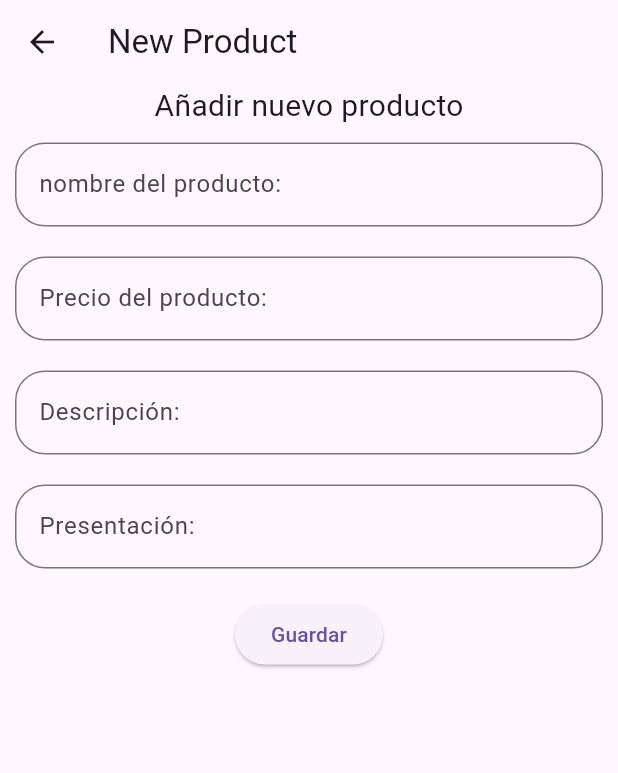
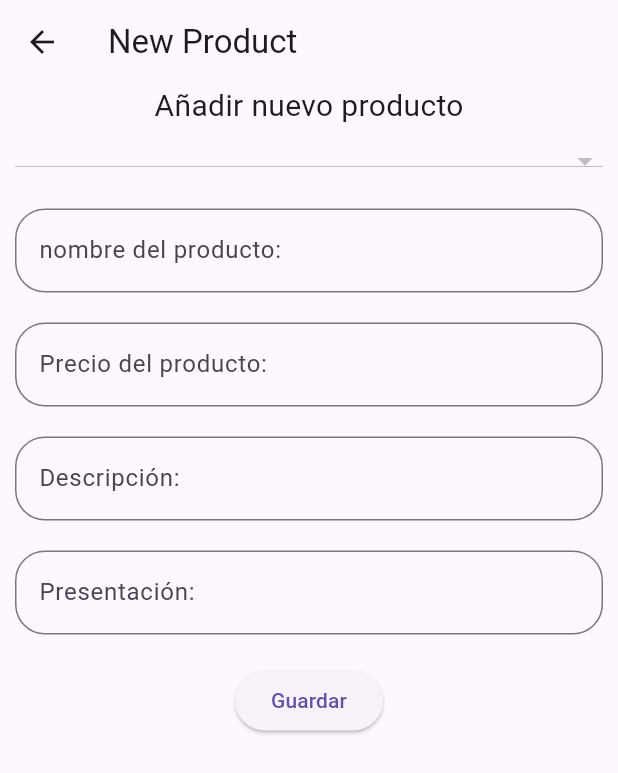
Before and after one commit to csparedes-pucesi/movil_pucetec_api, a Flutter app: the CreateProductPage screen opened directly, on a phone screen of 412 x 824 dp. Shown: the top 773 px of the screen. Run offline on Flutter 3.47's test engine with Material 3 defaults, Android fonts, the phone set to English and light mode, and no system bars; our stand-ins replace dio, flutter_riverpod, fluttertoast, go_router, shared_preferences; accounts and stored records are empty; network calls fail.

Commit message:
fork: branch dev-eduardo for updates

```diff
--- a/lib/pages/create_product_page.dart
+++ b/lib/pages/create_product_page.dart
@@ -1,10 +1,13 @@
 import 'package:flutter/material.dart';
 import 'package:flutter_riverpod/flutter_riverpod.dart';
 import 'package:fluttertoast/fluttertoast.dart';
+// import 'package:movil_pucetec_api/model/category_model.dart';
 import 'package:movil_pucetec_api/providers/new_product_provider.dart';
 
 class CreateProductPage extends ConsumerWidget {
   const CreateProductPage({super.key});
+
+  final isUpdating = false;
 
   @override
   Widget build(BuildContext context, WidgetRef ref) {
@@ -14,9 +17,15 @@ class CreateProductPage extends ConsumerWidget {
     final TextEditingController presentationController =
         TextEditingController();
 
+    final categoryProviderAsync = ref.watch(categoryProvider);
+    final categSelected = ref.watch(categorySelected);
+
     return Scaffold(
         appBar: AppBar(
-          title: const Text('New Product'),
+          title: isUpdating ? const Text('Update product') : const Text('New Product'),
+          actions: [
+            isUpdating ? IconButton(onPressed: (){}, icon: const Icon(Icons.delete)) : const SizedBox(),
+          ],
         ),
         body: Center(
           child: Column(
@@ -24,6 +33,30 @@ class CreateProductPage extends ConsumerWidget {
               const Text(
                 'Añadir nuevo producto',
                 style: TextStyle(fontSize: 20),
+              ),
+              Padding(
+                padding:
+                    const EdgeInsets.symmetric(horizontal: 10, vertical: 10),
+                child: DropdownButton(
+                    isExpanded: true,
+                    value: categSelected,
+                    items: categoryProviderAsync.when(
+                        data: (categories) => categories
+                            .map((category) => DropdownMenuItem(
+                                  value: category.id,
+                                  child: Text(category.name ?? 'Sin nombre'),
+                                ))
+                            .toList(),
+                        error: (_, __) => const [],
+                        loading: () => const []),
+                    onChanged: (val) {
+                      print(val);
+                      ref
+                          .read(categorySelected.notifier)
+                          .update((state) => val as String);
+
+                      // ref.read(categoryIdProvider.notifier).update((state) => null)
+                    }),
               ),
               Padding(
                 padding:
--- a/lib/providers/new_product_provider.dart
+++ b/lib/providers/new_product_provider.dart
@@ -1,12 +1,14 @@
 import 'package:dio/dio.dart';
 import 'package:flutter_riverpod/flutter_riverpod.dart';
 import 'package:movil_pucetec_api/config/shared_prefs.dart';
+import 'package:movil_pucetec_api/model/category_model.dart';
 
 final dioProvider = Provider<Dio>((ref) => Dio());
 final productNameProvider = StateProvider((ref) => '');
 final unitPriceProvider = StateProvider((ref) => '');
 final descriptionProvider = StateProvider((ref) => '');
 final presentationProvider = StateProvider((ref) => '');
+// final categoryIdProvider = StateProvider((ref) => '');
 
 final newProductProvider =
     FutureProvider.autoDispose<Map<String, dynamic>>((ref) async {
@@ -27,24 +29,63 @@ final newProductProvider =
         "unitPrice": unitPrice,
         "description": ref.watch(descriptionProvider),
         "presentation": ref.watch(presentationProvider),
-        "category": "656f9b908e9e07c4d066c199",
+        "category": ref.watch(categorySelected),
       },
     );
-    if (response.statusCode == 201) {
-      return <String, dynamic>{
-        "data": response.data,
-        "status": response.statusCode,
-      };
-    } else {
-      return <String, dynamic>{
-        "data": response.data,
-        "status": response.statusCode,
-      };
-    }
+    return <String, dynamic>{
+      "data": response.data,
+      "status": response.statusCode,
+    };
+    // if (response.statusCode == 201) {
+    //   return <String, dynamic>{
+    //     "data": response.data,
+    //     "status": response.statusCode,
+    //   };
+    // } else {
+    //   return <String, dynamic>{
+    //     "data": response.data,
+    //     "status": response.statusCode,
+    //   };
+    // }
   } catch (err) {
     return <String, dynamic>{
       "data": null,
       "status": 400,
+      "error": err.toString(),
     };
   }
 });
+
+final categorySelected = StateProvider<String?>((ref) => null);
+
+final categoryProvider =
+    FutureProvider.autoDispose<List<Category>>((ref) async {
+  try {
+    final dio = ref.watch(dioProvider);
+    final response = await dio.get(
+      'https://pucei.edu.ec:9108/categories',
+      options: Options(
+        validateStatus: (status) => status! < 500,
+        headers: {
+          "Authorization": "Bearer ${SharedPrefs.prefs.getString('token')}"
+        },
+      ),
+    );
+
+    if (response.statusCode == 200) {
+      final List<dynamic> responseCategories = response.data;
+      final List<Category> categoriesList = responseCategories
+          .map(
+            (category) => Category.fromJson(category),
+          )
+          .toList();
+
+      return categoriesList;
+    } else {
+      return [];
+    }
+  } catch (e) {
+    print(e);
+    return [];
+  }
+});
--- a/lib/routes/app_routes.dart
+++ b/lib/routes/app_routes.dart
@@ -28,7 +28,10 @@ final routerConfig = GoRouter(routes: [
     builder: (context, state) => const DashboardPage(),
   ),
   GoRoute(
-    path: RoutesNames.createProduct,
-    builder: (context, state) => const CreateProductPage(),
+    path: "${RoutesNames.createProduct}/:isUpdating?/:productId?",
+    // Actualizar path con el objeto a enviar a la pagina
+    // builder: ( context, state) => const CreateProductPage(isUpdating: state.pathParameters["isUpdating"]),
+    builder: ( context, state) => const CreateProductPage(),
+
   ),
 ]);
```
Also changed, not shown: lib/pages/dashboard_page.dart (+14 -4 lines), 9 other files.
